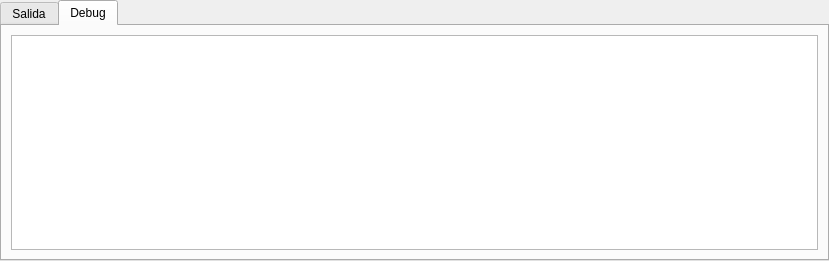
Qt form src/messagesform.ui (tarpuq/tarpuqJIGsw) before a commit.
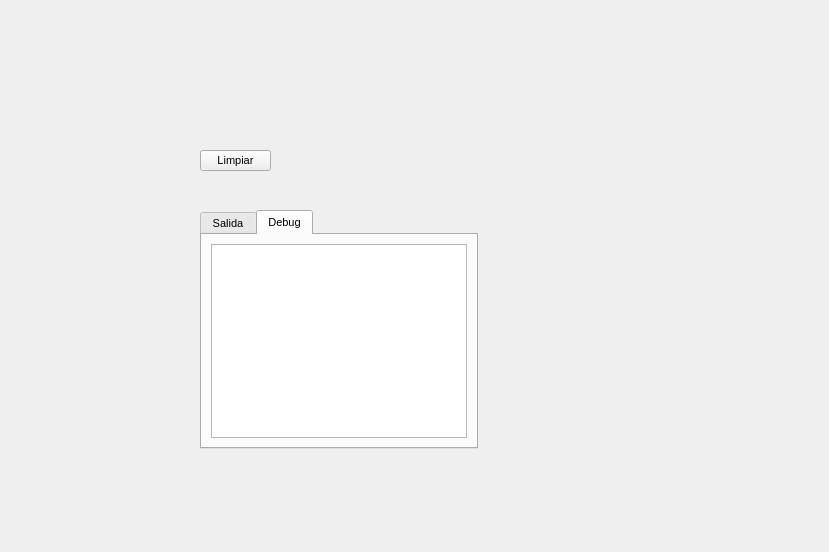
The same form after that commit. The open tabs and pages were chosen to show the change.

```diff
--- a/src/messagesform.ui
+++ b/src/messagesform.ui
@@ -7,27 +7,26 @@
     <x>0</x>
     <y>0</y>
     <width>829</width>
-    <height>261</height>
+    <height>552</height>
    </rect>
   </property>
+  <property name="font">
+   <font>
+    <pointsize>8</pointsize>
+   </font>
+  </property>
   <property name="windowTitle">
    <string>Form</string>
   </property>
-  <layout class="QGridLayout" name="gridLayout">
-   <property name="leftMargin">
-    <number>0</number>
-   </property>
-   <property name="topMargin">
-    <number>0</number>
-   </property>
-   <property name="rightMargin">
-    <number>0</number>
-   </property>
-   <property name="bottomMargin">
-    <number>0</number>
-   </property>
-   <item row="0" column="0">
     <widget class="QTabWidget" name="tabWidget_messages">
+   <property name="geometry">
+    <rect>
+     <x>200</x>
+     <y>210</y>
+     <width>278</width>
+     <height>239</height>
+    </rect>
+   </property>
      <property name="currentIndex">
       <number>0</number>
      </property>
@@ -52,8 +51,24 @@
       </layout>
      </widget>
     </widget>
-   </item>
-  </layout>
+  <widget class="QToolButton" name="toolButton">
+   <property name="geometry">
+    <rect>
+     <x>200</x>
+     <y>150</y>
+     <width>71</width>
+     <height>21</height>
+    </rect>
+   </property>
+   <property name="text">
+    <string>Limpiar</string>
+   </property>
+  </widget>
+  <action name="actionClean">
+   <property name="text">
+    <string>Limpiar</string>
+   </property>
+  </action>
  </widget>
  <resources/>
  <connections/>
```
Left out of the diff: 2 changed lines with no effect on the pictures. Lines whose indentation alone changed are shown as unchanged.
